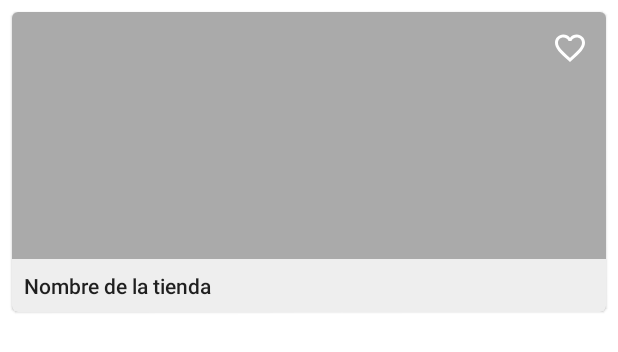
After one commit to DavidGlezQ/Seccion9-Stores, an Android app: the layout item_store.xml on its own in the app's theme, with its tools: preview values and no code run, on a phone screen of 412 x 824 dp. The commit adds this screen. Shown: the top 352 px of the screen. Run offline under Robolectric (Android 15) with nearby library versions, the phone set to English and light mode, and no system bars.

Commit message:
15-05-2022-Seccion9
Creacion proyecto
Clases 108 - 112

```diff
--- /dev/null
+++ b/Seccion9ProyectoStores/app/src/main/res/drawable/ic_favorite.xml
@@ -0,0 +1,5 @@
+<vector android:height="24dp" android:tint="#000000"
+    android:viewportHeight="24" android:viewportWidth="24"
+    android:width="24dp" xmlns:android="http://schemas.android.com/apk/res/android">
+    <path android:fillColor="@android:color/white" android:pathData="M12,21.35l-1.45,-1.32C5.4,15.36 2,12.28 2,8.5 2,5.42 4.42,3 7.5,3c1.74,0 3.41,0.81 4.5,2.09C13.09,3.81 14.76,3 16.5,3 19.58,3 22,5.42 22,8.5c0,3.78 -3.4,6.86 -8.55,11.54L12,21.35z"/>
+</vector>
--- /dev/null
+++ b/Seccion9ProyectoStores/app/src/main/res/drawable/ic_favorite_border.xml
@@ -0,0 +1,5 @@
+<vector android:height="24dp" android:tint="#000000"
+    android:viewportHeight="24" android:viewportWidth="24"
+    android:width="24dp" xmlns:android="http://schemas.android.com/apk/res/android">
+    <path android:fillColor="@android:color/white" android:pathData="M16.5,3c-1.74,0 -3.41,0.81 -4.5,2.09C10.91,3.81 9.24,3 7.5,3 4.42,3 2,5.42 2,8.5c0,3.78 3.4,6.86 8.55,11.54L12,21.35l1.45,-1.32C18.6,15.36 22,12.28 22,8.5 22,5.42 19.58,3 16.5,3zM12.1,18.55l-0.1,0.1 -0.1,-0.1C7.14,14.24 4,11.39 4,8.5 4,6.5 5.5,5 7.5,5c1.54,0 3.04,0.99 3.57,2.36h1.87C13.46,5.99 14.96,5 16.5,5c2,0 3.5,1.5 3.5,3.5 0,2.89 -3.14,5.74 -7.9,10.05z"/>
+</vector>
--- /dev/null
+++ b/Seccion9ProyectoStores/app/src/main/res/drawable/states_cb_favorite.xml
@@ -0,0 +1,15 @@
+<?xml version="1.0" encoding="utf-8"?>
+<selector xmlns:android="http://schemas.android.com/apk/res/android">
+
+    <item
+        android:drawable="@drawable/ic_favorite_border"
+        android:state_checked="false"/>
+
+    <item
+        android:drawable="@drawable/ic_favorite"
+        android:state_checked="true"/>
+
+    <item
+        android:drawable="@drawable/ic_favorite_border"/>
+
+</selector>
--- /dev/null
+++ b/Seccion9ProyectoStores/app/src/main/res/layout/item_store.xml
@@ -0,0 +1,49 @@
+<?xml version="1.0" encoding="utf-8"?>
+<com.google.android.material.card.MaterialCardView xmlns:android="http://schemas.android.com/apk/res/android"
+    android:layout_width="match_parent"
+    android:layout_height="@dimen/item_card_height"
+    xmlns:app="http://schemas.android.com/apk/res-auto"
+    xmlns:tools="http://schemas.android.com/tools"
+    android:layout_marginTop="@dimen/common_padding_min"
+    android:layout_marginHorizontal="@dimen/common_padding_min">
+
+    <androidx.constraintlayout.widget.ConstraintLayout
+        android:layout_width="match_parent"
+        android:layout_height="match_parent">
+
+        <ImageView
+            android:id="@+id/imgPhoto"
+            android:layout_width="0dp"
+            android:layout_height="0dp"
+            android:contentDescription="@string/description_img_photo"
+            app:layout_constraintStart_toStartOf="parent"
+            app:layout_constraintTop_toTopOf="parent"
+            app:layout_constraintEnd_toEndOf="parent"
+            app:layout_constraintBottom_toBottomOf="parent"
+            android:background="@android:color/darker_gray"/>
+
+        <TextView
+            android:id="@+id/tvName"
+            android:layout_width="0dp"
+            android:layout_height="wrap_content"
+            android:background="@color/color_white_t"
+            android:textAppearance="@style/TextAppearance.AppCompat.Body2"
+            android:maxLines="1"
+            android:ellipsize="end"
+            android:padding="@dimen/common_padding_min"
+            tools:text="Nombre de la tienda"
+            app:layout_constraintStart_toStartOf="parent"
+            app:layout_constraintEnd_toEndOf="parent"
+            app:layout_constraintBottom_toBottomOf="parent"/>
+
+        <com.google.android.material.checkbox.MaterialCheckBox
+            android:id="@+id/cbFavorite"
+            android:layout_width="wrap_content"
+            android:layout_height="wrap_content"
+            android:button="@drawable/states_cb_favorite"
+            android:buttonTint="@android:color/white"
+            app:layout_constraintEnd_toEndOf="parent"
+            app:layout_constraintTop_toTopOf="parent"/>
+
+    </androidx.constraintlayout.widget.ConstraintLayout>
+</com.google.android.material.card.MaterialCardView>
--- a/Seccion9ProyectoStores/app/src/main/res/values/colors.xml
+++ b/Seccion9ProyectoStores/app/src/main/res/values/colors.xml
@@ -7,4 +7,5 @@
     <color name="teal_700">#FF018786</color>
     <color name="black">#FF000000</color>
     <color name="white">#FFFFFFFF</color>
+    <color name="color_white_t">#CCFFFFFF</color>
 </resources>
--- /dev/null
+++ b/Seccion9ProyectoStores/app/src/main/res/values/dimens.xml
@@ -0,0 +1,8 @@
+<?xml version="1.0" encoding="utf-8"?>
+<resources>
+    <dimen name="item_card_height">200dp</dimen>
+    <dimen name="common_padding_min">8dp</dimen>
+    <dimen name="common_padding_default">16dp</dimen>
+    <dimen name="common_padding_middle">24dp</dimen>
+
+</resources>
--- a/Seccion9ProyectoStores/app/src/main/res/values/strings.xml
+++ b/Seccion9ProyectoStores/app/src/main/res/values/strings.xml
@@ -1,3 +1,5 @@
 <resources>
     <string name="app_name">Seccion9-Proyecto-Stores</string>
+    <string name="description_img_photo">Imagen de la tienda</string>
+    <string name="description_store_add">Crear tienda</string>
 </resources>
```
Also changed, not shown: Seccion9ProyectoStores/app/src/main/res/drawable/ic_add_business.xml (added, +7 -0 lines), Seccion9ProyectoStores/app/src/main/res/layout/activity_main.xml (+20 -7 lines).
